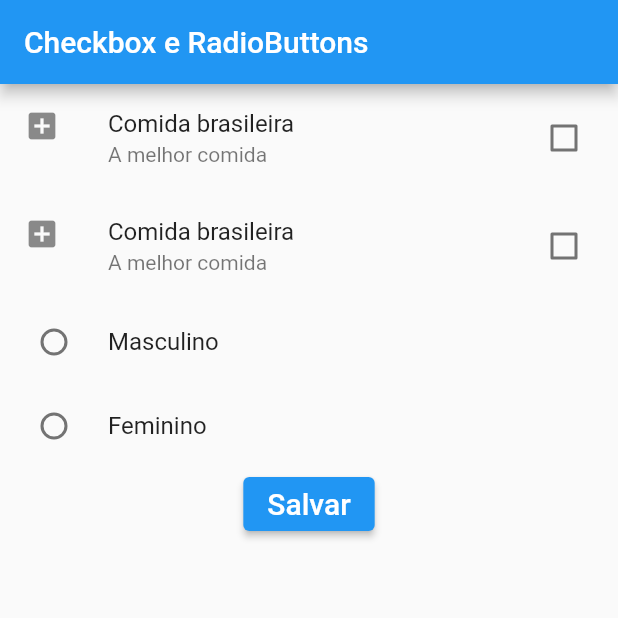
After one commit to konhevalic/widgets, a Flutter app: the screen it shows after launch, on a phone screen of 412 x 824 dp, the top half of it. The commit adds this screen. Run offline on Flutter 3.47's test engine with Material 2 defaults, Android fonts, the phone set to English and light mode, and no system bars.

Commit message:
utilizando checkbox e radio button

```diff
--- /dev/null
+++ b/lib/checkbox.dart
@@ -0,0 +1,92 @@
+import 'package:flutter/material.dart';
+
+class EntradaCheckbox extends StatefulWidget {
+  const EntradaCheckbox({ Key? key }) : super(key: key);
+
+  @override
+  _EntradaCheckboxState createState() => _EntradaCheckboxState();
+}
+
+class _EntradaCheckboxState extends State<EntradaCheckbox> {
+
+  bool? _comidaBrasileira = false;
+  bool? _comidaMexicana = false;
+
+  String? _escolhaUsuario;
+
+  @override
+  Widget build(BuildContext context) {
+    return Scaffold(
+      appBar: AppBar(title: Text("Checkbox e RadioButtons"),),
+      body: Container(
+        child: Column(
+          children: [
+            CheckboxListTile(
+              title: const Text("Comida brasileira"),
+              subtitle: const Text("A melhor comida"),
+              //selected: true,
+              secondary: const Icon(Icons.add_box),
+              activeColor: Colors.red,
+              value: _comidaBrasileira,
+              onChanged: (bool? valor) {
+                setState(() {
+                  _comidaBrasileira = valor;
+                });
+              }
+            ),
+            CheckboxListTile(
+              title: const Text("Comida brasileira"),
+              subtitle: const Text("A melhor comida"),
+              //selected: true,
+              secondary: const Icon(Icons.add_box),
+              activeColor: Colors.red,
+              value: _comidaMexicana,
+              onChanged: (bool? valor) {
+                setState(() {
+                  _comidaMexicana = valor;
+                });
+              }
+            ),
+            Column(
+              children: [
+                RadioListTile(
+                  title: const Text("Masculino"),
+                  value:"m",
+                  groupValue: _escolhaUsuario,
+                  onChanged: (String? escolha) {
+                    setState(() {
+                      _escolhaUsuario = escolha;
+                    });
+                  },
+                ),
+                RadioListTile(
+                  title: const Text("Feminino"),
+                  value:"f",
+                  groupValue: _escolhaUsuario,
+                  onChanged: (String? escolha) {
+                    setState(() {
+                      _escolhaUsuario = escolha;
+                    });
+                  },
+                ),
+              ],
+            ),
+            ElevatedButton(
+              onPressed: () {
+                print("comida brasileira:" + _comidaBrasileira.toString());
+                print("comida mexicana:" + _comidaMexicana.toString());
+                print("a pessoa que escolheu é do sexo: " + _escolhaUsuario!);
+              },
+              child: const Text(
+                "Salvar",
+                style: TextStyle(
+                  fontSize: 20
+                ),
+              )
+            )
+          ],
+        ),
+      ),
+    );
+  }
+}
--- a/lib/main.dart
+++ b/lib/main.dart
@@ -1,6 +1,7 @@
 import 'package:flutter/material.dart';
+import 'package:widgets/checkbox.dart';
 //import 'package:widgets/campo_texto.dart';
-import 'combustivel.dart';
+//import 'combustivel.dart';
 
 void main() {
   runApp(const MyApp());
@@ -13,7 +14,7 @@ class MyApp extends StatelessWidget {
   Widget build(BuildContext context) {
     return const MaterialApp(
       debugShowCheckedModeBanner: false,
-      home: Combustivel()
+      home: EntradaCheckbox()
     );
   }
 }
```
